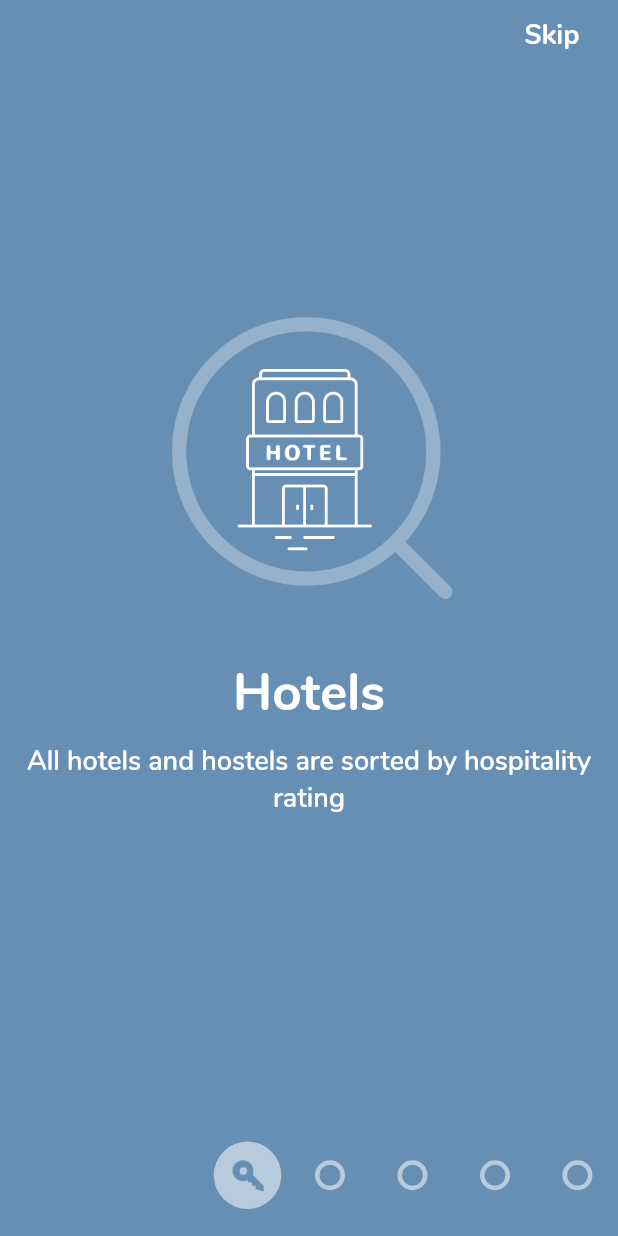
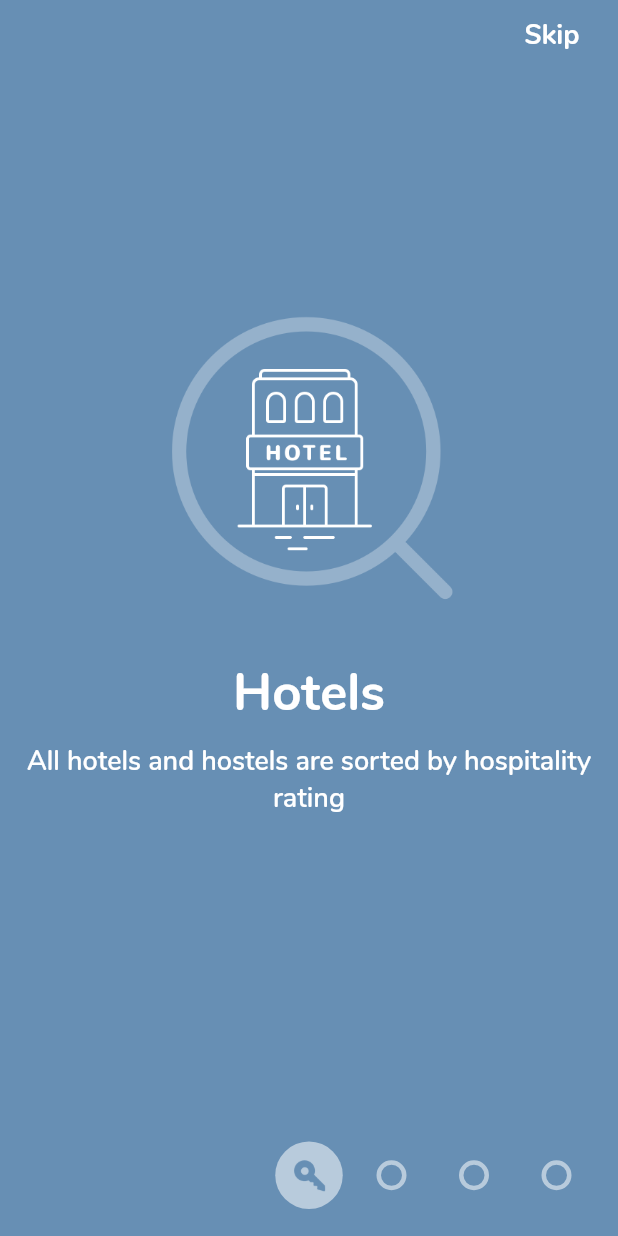
Before and after one commit to xsahil03x/fancy_on_boarding, a Flutter app: the screen it shows after launch, on a phone screen of 412 x 824 dp. Run offline on Flutter 3.47's test engine with Material 2 defaults, Android fonts, the phone set to English and light mode, and no system bars; our stand-ins replace flutter_svg.

Commit message:
fixed translation

```diff
--- a/lib/src/pager_indicator.dart
+++ b/lib/src/pager_indicator.dart
@@ -46,9 +46,11 @@ class PagerIndicator extends StatelessWidget {
     }
 
     final bubbleWidth = 55.0;
-    final baseTranslation =
-        ((viewModel.pages.length * bubbleWidth) / 2) - (bubbleWidth / 2);
-    var translation = baseTranslation - (viewModel.activeIndex * bubbleWidth);
+    final width = MediaQuery
+        .of(context)
+        .size
+        .width / 2;
+    var translation = width - (viewModel.activeIndex * bubbleWidth) - (bubbleWidth/2);
     if (viewModel.slideDirection == SlideDirection.leftToRight) {
       translation += bubbleWidth * viewModel.slidePercent;
     } else if (viewModel.slideDirection == SlideDirection.rightToLeft) {
```
